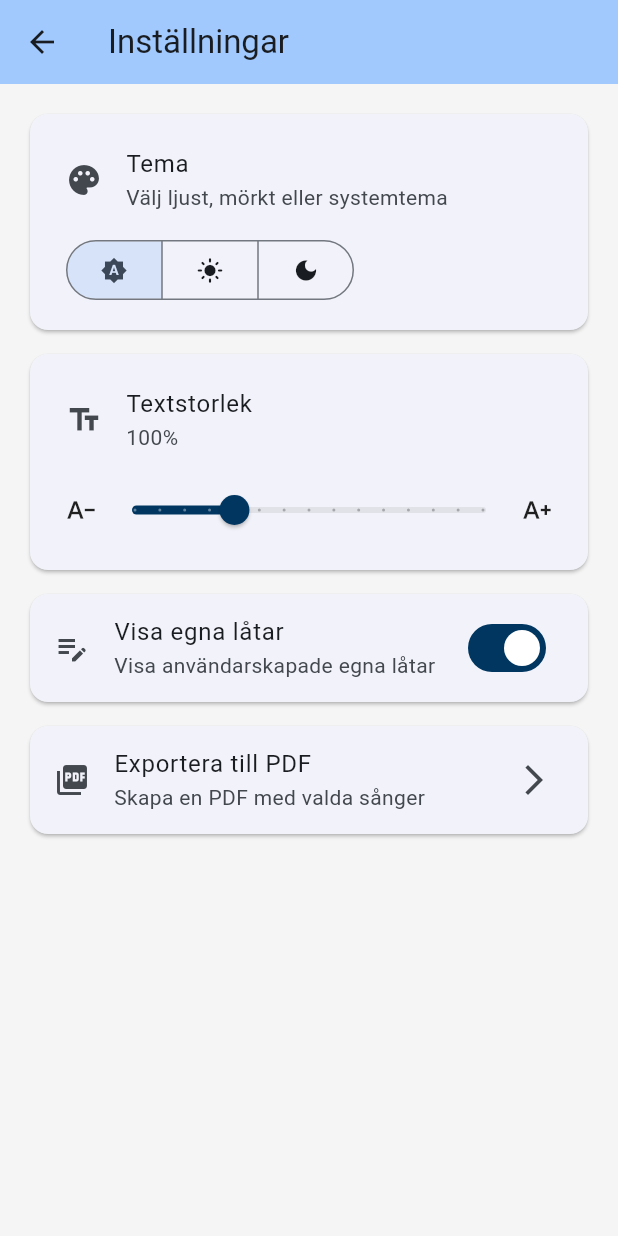
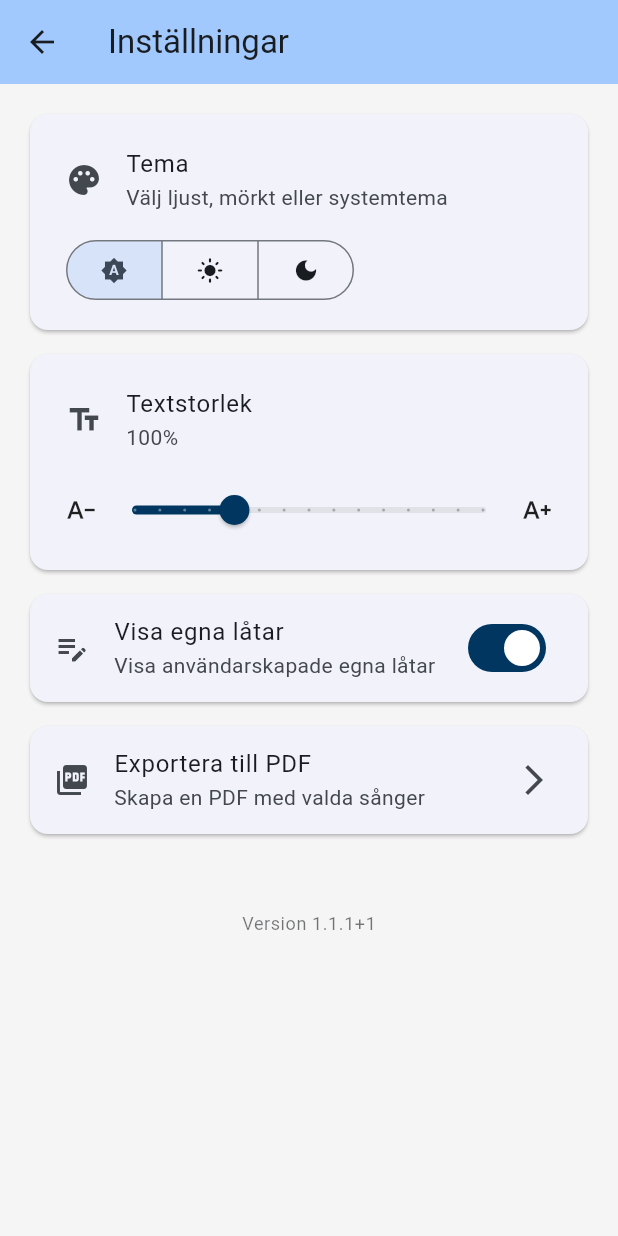
Before and after one commit to staffantan/Lagerbal, a Flutter app: the screen it shows after launch, after a tap on the "settings" icon, on a phone screen of 412 x 824 dp. Run offline on Flutter 3.47's test engine with Material 3 defaults, Android fonts, the phone set to English and light mode, and no system bars; our stand-ins replace app_links, google_fonts, package_info_plus, pdf, printing, shared_preferences.

Commit message:
add version number to settings

```diff
--- a/songbook_flutter/lib/screens/settings_screen.dart
+++ b/songbook_flutter/lib/screens/settings_screen.dart
@@ -1,4 +1,5 @@
 import 'package:flutter/material.dart';
+import 'package:package_info_plus/package_info_plus.dart';
 import '../models/app_settings.dart';
 import '../models/category.dart';
 import '../models/song.dart';
@@ -23,6 +24,23 @@ class SettingsScreen extends StatefulWidget {
 }
 
 class _SettingsScreenState extends State<SettingsScreen> {
+  String _version = '';
+  String _buildNumber = '';
+
+  @override
+  void initState() {
+    super.initState();
+    _loadPackageInfo();
+  }
+
+  Future<void> _loadPackageInfo() async {
+    final packageInfo = await PackageInfo.fromPlatform();
+    setState(() {
+      _version = packageInfo.version;
+      _buildNumber = packageInfo.buildNumber;
+    });
+  }
+
   @override
   Widget build(BuildContext context) {
     return Scaffold(
@@ -163,6 +181,20 @@ class _SettingsScreenState extends State<SettingsScreen> {
               },
             ),
           ),
+          const SizedBox(height: 32),
+
+          // Version information at the bottom
+          Center(
+            child: Padding(
+              padding: const EdgeInsets.all(16.0),
+              child: Text(
+                'Version $_version${_buildNumber.isNotEmpty ? '+$_buildNumber' : ''}',
+                style: Theme.of(context).textTheme.bodySmall?.copyWith(
+                  color: Theme.of(context).colorScheme.onSurface.withOpacity(0.6),
+                ),
+              ),
+            ),
+          ),
         ],
       ),
       ),
--- a/songbook_flutter/pubspec.yaml
+++ b/songbook_flutter/pubspec.yaml
@@ -40,6 +40,7 @@ dependencies:
   pdf: ^3.11.1
   printing: ^5.13.4
   path_provider: ^2.1.5
+  package_info_plus: ^8.0.0
 
 dev_dependencies:
   flutter_test:
```
Also changed, not shown: songbook_flutter/pubspec.lock, 1 other file.
